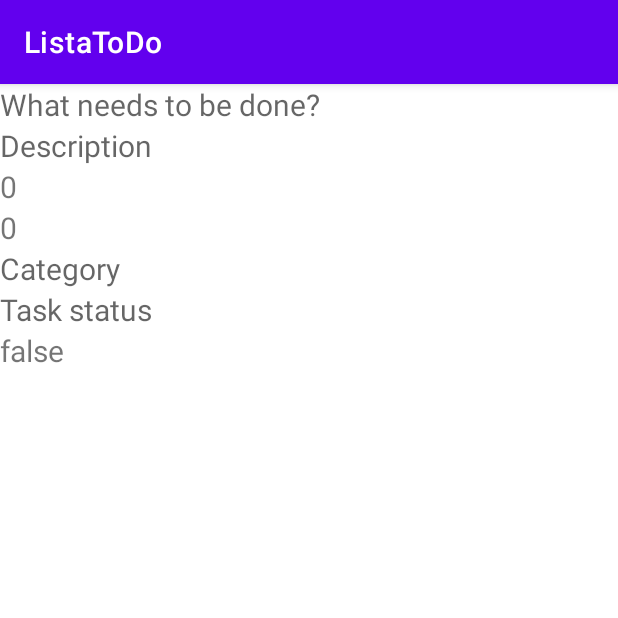
After one commit to KamilSzus/ListaToDo, an Android app: the MoreDetailsAboutTask screen opened directly, with no data from a screen before it, on a phone screen of 412 x 824 dp, the top half of it. The commit adds this screen. Run offline under Robolectric (Android 15) with nearby library versions, the phone set to English and light mode, and no system bars; 2 statements that could not run were skipped.

Commit message:
more details about task

```diff
--- a/app/src/main/AndroidManifest.xml
+++ b/app/src/main/AndroidManifest.xml
@@ -14,6 +14,9 @@
         android:theme="@style/Theme.ListaToDo"
         tools:targetApi="31">
         <activity
+            android:name=".MoreDetailsAboutTask"
+            android:exported="false" />
+        <activity
             android:name=".CreateTaskA"
             android:exported="false" />
         <activity
--- a/app/src/main/java/com/example/listatodo/MainActivity.java
+++ b/app/src/main/java/com/example/listatodo/MainActivity.java
@@ -16,6 +16,8 @@ import com.google.android.material.floatingactionbutton.FloatingActionButton;
 import java.util.List;
 
 public class MainActivity extends AppCompatActivity implements ClickListener {
+
+    private List<TaskData> taskData;
 
     @Override
     protected void onCreate(Bundle savedInstanceState) {
@@ -48,7 +50,7 @@ public class MainActivity extends AppCompatActivity implements ClickListener {
        //         , TaskCategory.OTHER
        //         ,false));
 
-        List<TaskData> taskData = db.getAllTasks();
+        taskData = db.getAllTasks();
 
         for (TaskData task : taskData) {
             System.out.println(task.getTaskDescription());
@@ -71,7 +73,16 @@ public class MainActivity extends AppCompatActivity implements ClickListener {
     @Override
     public void onClickItem(int position) {
         System.out.println(position);
-        Intent intent = new Intent(this, CreateTaskA.class);
+        Intent intent = new Intent(this, MoreDetailsAboutTask.class);
+
+        intent.putExtra("title",taskData.get(position).getTaskTitle());
+        intent.putExtra("description",taskData.get(position).getTaskDescription());
+        intent.putExtra("start",taskData.get(position).getTaskStart());
+        intent.putExtra("end",taskData.get(position).getTaskEnd());
+        intent.putExtra("category",taskData.get(position).getTaskCategory());
+        intent.putExtra("status",taskData.get(position).getTaskStatus());
+        intent.putExtra("attachment",taskData.get(position).getHaveAttachment());
+
         startActivity(intent);
     }
 }
--- /dev/null
+++ b/app/src/main/java/com/example/listatodo/MoreDetailsAboutTask.java
@@ -0,0 +1,44 @@
+package com.example.listatodo;
+
+import androidx.appcompat.app.AppCompatActivity;
+
+import android.os.Bundle;
+import android.widget.TextView;
+
+public class MoreDetailsAboutTask extends AppCompatActivity {
+
+    private TextView textViewTaskTitle;
+    private TextView textViewTaskDescription;
+    private TextView textViewDateStart;
+    private TextView textViewDateEnd;
+    private TextView textViewTaskCategory;
+    private TextView textViewTaskStatus;
+    private TextView textViewHaveAttachment;
+
+    @Override
+    protected void onCreate(Bundle savedInstanceState) {
+        super.onCreate(savedInstanceState);
+        setContentView(R.layout.activity_more_details_about_task);
+
+        textViewTaskTitle = findViewById(R.id.textViewTaskTitle);
+        textViewTaskTitle.setText(getIntent().getStringExtra("title"));
+
+        textViewTaskDescription = findViewById(R.id.textViewTaskDescription);
+        textViewTaskDescription.setText(getIntent().getStringExtra("description"));
+
+        textViewDateStart = findViewById(R.id.textViewDateStart);
+        textViewDateStart.setText(String.valueOf(getIntent().getLongExtra("start",0L)));
+
+        textViewDateEnd = findViewById(R.id.textViewDateEnd);
+        textViewDateEnd.setText(String.valueOf(getIntent().getLongExtra("end",0L)));
+
+        textViewTaskCategory = findViewById(R.id.textViewTaskCategory);
+        textViewTaskCategory.setText((getIntent().getSerializableExtra("category")).toString());
+
+        textViewTaskStatus = findViewById(R.id.textViewTaskStatus);
+        textViewTaskStatus.setText((getIntent().getSerializableExtra("status")).toString());
+
+        textViewHaveAttachment = findViewById(R.id.textViewHaveAttachment);
+        textViewHaveAttachment.setText(String.valueOf(getIntent().getBooleanExtra("attachment",false)));
+    }
+}
--- /dev/null
+++ b/app/src/main/res/layout/activity_more_details_about_task.xml
@@ -0,0 +1,70 @@
+<?xml version="1.0" encoding="utf-8"?>
+<androidx.constraintlayout.widget.ConstraintLayout
+    xmlns:android="http://schemas.android.com/apk/res/android"
+    xmlns:app="http://schemas.android.com/apk/res-auto"
+    xmlns:tools="http://schemas.android.com/tools"
+    android:layout_width="match_parent"
+    android:layout_height="match_parent"
+    tools:context=".MoreDetailsAboutTask">
+
+    <TextView
+        android:id="@+id/textViewTaskTitle"
+        android:layout_width="match_parent"
+        android:layout_height="wrap_content"
+        android:hint="@string/what_needs_to_be_done"
+        app:layout_constraintStart_toStartOf="parent"
+        android:textSize="20sp"
+        app:layout_constraintTop_toTopOf="parent" />
+
+    <TextView
+        android:id="@+id/textViewTaskDescription"
+        android:layout_width="match_parent"
+        android:layout_height="wrap_content"
+        android:hint="@string/description"
+        android:textSize="20sp"
+        app:layout_constraintStart_toStartOf="parent"
+        app:layout_constraintTop_toBottomOf="@+id/textViewTaskTitle" />
+
+    <TextView
+        android:id="@+id/textViewDateStart"
+        android:layout_width="match_parent"
+        android:layout_height="wrap_content"
+        android:hint="@string/datestart"
+        android:textSize="20sp"
+        app:layout_constraintStart_toStartOf="parent"
+        app:layout_constraintTop_toBottomOf="@+id/textViewTaskDescription" />
+
+    <TextView
+        android:id="@+id/textViewDateEnd"
+        android:layout_width="match_parent"
+        android:layout_height="wrap_content"
+        android:hint="@string/dateend"
+        android:textSize="20sp"
+        app:layout_constraintStart_toStartOf="parent"
+        app:layout_constraintTop_toBottomOf="@+id/textViewDateStart" />
+    <TextView
+        android:id="@+id/textViewTaskCategory"
+        android:layout_width="match_parent"
+        android:layout_height="wrap_content"
+        android:hint="@string/category"
+        android:textSize="20sp"
+        app:layout_constraintStart_toStartOf="parent"
+        app:layout_constraintTop_toBottomOf="@+id/textViewDateEnd" />
+    <TextView
+        android:id="@+id/textViewTaskStatus"
+        android:layout_width="match_parent"
+        android:layout_height="wrap_content"
+        android:hint="@string/taskStatus"
+        android:textSize="20sp"
+        app:layout_constraintStart_toStartOf="parent"
+        app:layout_constraintTop_toBottomOf="@+id/textViewTaskCategory" />
+    <TextView
+        android:id="@+id/textViewHaveAttachment"
+        android:layout_width="match_parent"
+        android:layout_height="wrap_content"
+        android:hint="@string/haveAttachment"
+        android:textSize="20sp"
+        app:layout_constraintStart_toStartOf="parent"
+        app:layout_constraintTop_toBottomOf="@+id/textViewTaskStatus" />
+
+</androidx.constraintlayout.widget.ConstraintLayout>
--- a/app/src/main/res/values/strings.xml
+++ b/app/src/main/res/values/strings.xml
@@ -9,4 +9,8 @@
     <!-- TODO: Remove or change this placeholder text -->
     <string name="hello_blank_fragment">Hello blank fragment</string>
     <string name="create_task">create task</string>
+    <string name="description">Description</string>
+    <string name="category">Category</string>
+    <string name="taskStatus">Task status</string>
+    <string name="haveAttachment">Have Attachment</string>
 </resources>
```
